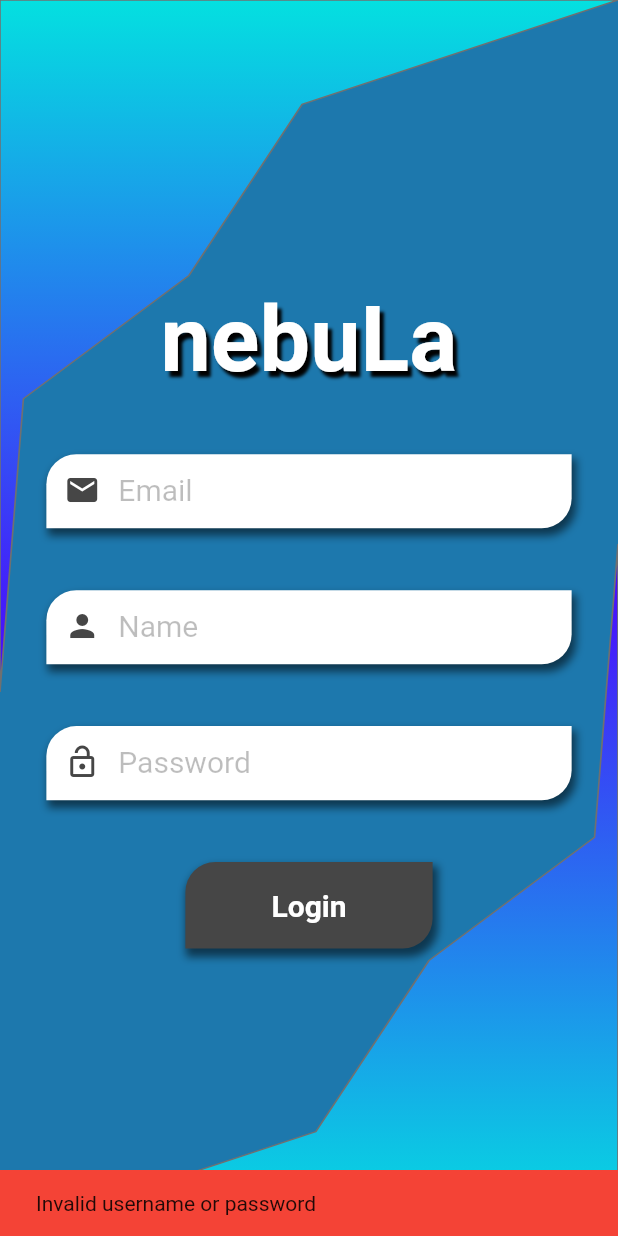
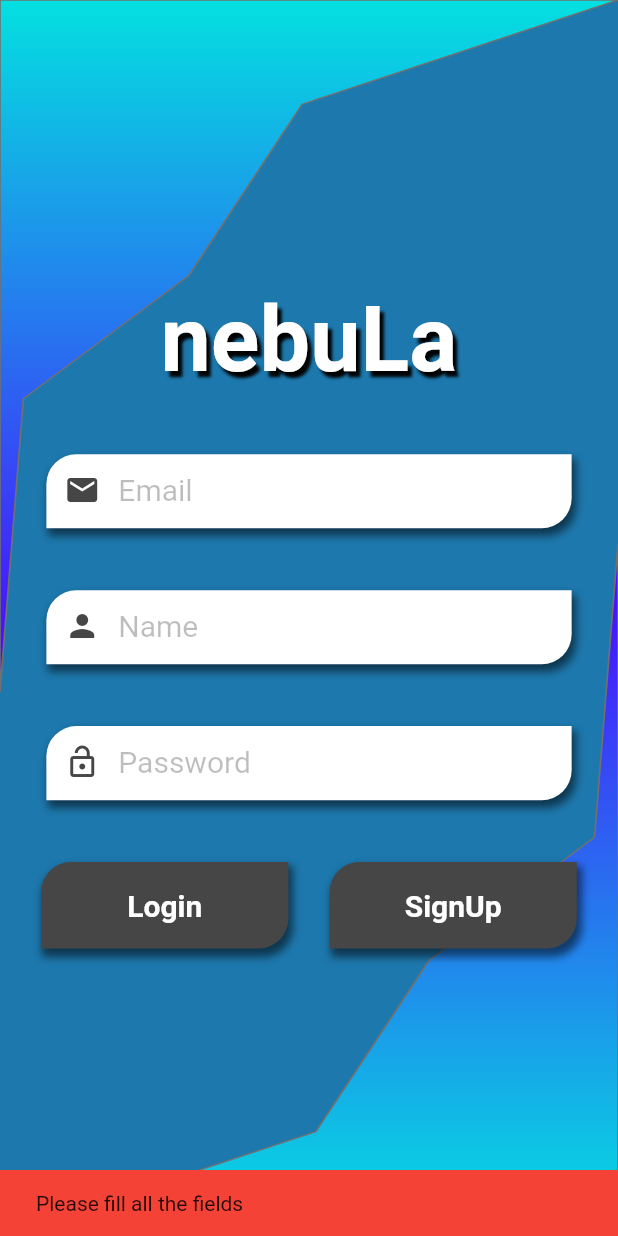
Before and after one commit to sudhar-01/nebula_chat_app, a Flutter app: the screen it shows after launch, after a tap on "Login", on a phone screen of 412 x 824 dp. Run offline on Flutter 3.47's test engine with Material 2 defaults, Android fonts, the phone set to English and light mode, and no system bars; our stand-ins replace cloud_firestore, firebase_auth, firebase_core, firebase_messaging, flutter_svg, font_awesome_flutter and 1 more; missing offline and left inert: dynamic_themes; accounts and stored records are empty.

Commit message:
version 5

```diff
--- a/lib/Pages/LoginPage.dart
+++ b/lib/Pages/LoginPage.dart
@@ -14,14 +14,13 @@ class Login extends StatefulWidget {
 class _LoginState extends State<Login> {
   final loginKey = GlobalKey<ScaffoldState>();
   int iter;
-  final SnackBar snackBar = SnackBar(content: Text("Invalid username or password"),duration: Duration(seconds: 2),backgroundColor: Colors.red,);
-  TextEditingController _usernameController;
+  TextEditingController _emailController;
   TextEditingController _passwordController;
   TextEditingController _nameController;
   @override
   void initState() {
     super.initState();
-    _usernameController = TextEditingController(text: '');
+    _emailController = TextEditingController(text: '');
     _passwordController = TextEditingController(text: '');
     _nameController = TextEditingController(text:  '');
     iter = 0;
@@ -35,7 +34,7 @@ class _LoginState extends State<Login> {
       FirebaseAuth.instance.currentUser.reload();
       if(iter>0 && FirebaseAuth.instance.currentUser != null && FirebaseAuth.instance.currentUser.emailVerified == false ) {
         setState(() {
-          loginKey.currentState.showSnackBar(SnackBar(content: Text(
+         ScaffoldMessenger.of(context).showSnackBar(SnackBar(content: Text(
               "Please verify your email.Please click here to verify"),
               backgroundColor: Colors.red,
               action: SnackBarAction(label: 'verify',
@@ -88,7 +87,7 @@ class _LoginState extends State<Login> {
                       boxShadow: [BoxShadow(color: Colors.black54,spreadRadius: 1.0,blurRadius: 4.0,offset: Offset(2.0,4.0))]
                     ),
                     child: TextField(
-                      controller: _usernameController,
+                      controller: _emailController,
                       style: TextStyle(
                         color: Colors.black,
                       ),
@@ -109,7 +108,7 @@ class _LoginState extends State<Login> {
                       ),
                       onSubmitted: (text) {
                         setState(() {
-                          _usernameController.text = text;
+                          _emailController.text = text;
 
 
                         });
@@ -200,55 +199,37 @@ class _LoginState extends State<Login> {
                     ),
                   ),   ///Password
                   SizedBox(height: MediaQuery.of(context).size.height*0.05,),
+                  Row(
+                    mainAxisAlignment: MainAxisAlignment.spaceEvenly,
+                    children: [
                       InkWell(
                         onTap: () {
-                      setState(() {
-                        if (_usernameController.text.isNotEmpty &&
-                            _passwordController.text.isNotEmpty) {
-                          username = _usernameController.text;
+                            if (_emailController.text.isNotEmpty &&
+                                _passwordController.text.isNotEmpty &&
+                                _nameController.text.isNotEmpty) {
+                                name = _nameController.text;
+                                username = _emailController.text;
                                 password = _passwordController.text;
-                          if(_nameController.text.isNotEmpty){
-                            name = _nameController.text;
-                          }
+
+                                auth.currentUser.reauthenticateWithCredential(
+                                    EmailAuthProvider.credential(
+                                        email: _emailController.text,
+                                      password: _passwordController.text
+                                      )).then((value) {
+                                      Navigator.pushNamed(context, "ChatPage");
+                                    }).catchError((onErr) {
+                                      ScaffoldMessenger.of(context).showSnackBar(SnackBar(content: Text(onErr) ,duration: Duration(seconds: 2),
+                                        backgroundColor: Colors.red,));
+                                });
 
                             }
                           else
-                          ScaffoldMessenger.of(context).showSnackBar(snackBar);
-                      });
-                      if(auth.currentUser == null){
-                          auth.signInWithEmailAndPassword(email: username, password: password).then((value) => Navigator.push(context, MaterialPageRoute(builder: (context) => Chats()))).catchError((onError){
-                            auth.createUserWithEmailAndPassword(email: username, password: password).then((value) => auth.currentUser.sendEmailVerification()).
-                            catchError((onError){
-                            auth.currentUser.reauthenticateWithCredential(
-                                EmailAuthProvider.credential(
-                                  email: username,
-                                  password: password,
-                                ),
-                              ).then((value) => Navigator.push(context, MaterialPageRoute(builder: (context) => Chats()))).catchError((onError) {
                             ScaffoldMessenger.of(context).showSnackBar(
-                                  SnackBar(content: Text(onError.toString()),
+                                SnackBar(content: Text(
+                                    "Please fill all the fields"),
                                   duration: Duration(seconds: 2),
                                   backgroundColor: Colors.red,));
-                            });
-                            }).then((value) => auth.currentUser.sendEmailVerification());
-                          });
-                      }
 
-
-
-                      else if(auth.currentUser.emailVerified == true){
-                        Navigator.push(context, MaterialPageRoute(builder: (context) => Chats()));
-                      }
-
-
-
-                      else{
-                        auth.currentUser.updateProfile(displayName: name).then((value) => database.collection("Users").doc().update( {
-                          "Id":auth.currentUser.uid,
-                          "Name": name,
-                        }));
-                        Navigator.push(context, MaterialPageRoute(builder: (context) => Chats()));
-                      }
                         },
                         child: Container(
                           height: MediaQuery.of(context).size.height*0.07,
@@ -269,6 +250,99 @@ class _LoginState extends State<Login> {
                           ),
 
                         ),
+                      ),  ///Login
+                      InkWell(
+                        onTap: () {
+                          if(auth.currentUser == null) {
+                            if (_emailController.text.isNotEmpty &&
+                                _passwordController.text.isNotEmpty &&
+                                _nameController.text.isNotEmpty) {
+                              username = _emailController.text;
+                              password = _passwordController.text;
+                              name = _nameController.text;
+                              auth.createUserWithEmailAndPassword(
+                                  email: _emailController.text,
+                                  password: _passwordController.text).then((
+                                  value) {
+                                auth.currentUser.sendEmailVerification()
+                                    .then((value) {
+                                  ScaffoldMessenger.of(context).showSnackBar(
+                                      SnackBar(content: Text(
+                                          "Please check your email and verify"),
+                                        duration: Duration(seconds: 2),
+                                        backgroundColor: Colors.green,));
+                                }).catchError((onError1) {
+                                  ScaffoldMessenger.of(context).showSnackBar(
+                                      SnackBar(content: Text(onError1),
+                                        duration: Duration(seconds: 2),
+                                        backgroundColor: Colors.red,));
+                                });
+                              }).catchError((onError2) {
+                                ScaffoldMessenger.of(context).showSnackBar(
+                                    SnackBar(content: Text(onError2),
+                                      duration: Duration(seconds: 2),
+                                      backgroundColor: Colors.red,));
+                              });
+                            }
+                            else
+                              ScaffoldMessenger.of(context).showSnackBar(
+                                  SnackBar(content: Text(
+                                      "Please fill all the fields"),
+                                    duration: Duration(seconds: 2),
+                                    backgroundColor: Colors.red,));
+                          }
+                          if(auth.currentUser.emailVerified == true) {
+                            Navigator.pushNamed(context, "ChatPage");
+                          }
+
+                            //
+                            //     auth.createUserWithEmailAndPassword(email: username, password: password).then((value) => auth.currentUser.sendEmailVerification());
+                            //         ScaffoldMessenger.of(context).showSnackBar(
+                            //             SnackBar(content: Text(onError.toString()),
+                            //               duration: Duration(seconds: 2),
+                            //               backgroundColor: Colors.red,));
+                            //     }).then((value) => auth.currentUser.sendEmailVerification());
+                            //
+                            // }
+                            //
+                            //
+                            //
+                            // else if(auth.currentUser.emailVerified == true){
+                            //   Navigator.push(context, MaterialPageRoute(builder: (context) => Chats()));
+                            // }
+                            //
+                            //
+                            //
+                            // else{
+                            //   auth.currentUser.updateProfile(displayName: name).then((value) => database.collection("Users").doc().update( {
+                            //     "Id":auth.currentUser.uid,
+                            //     "Name": name,
+                            //   }));
+                            //   Navigator.push(context, MaterialPageRoute(builder: (context) => Chats()));
+                            // }
+
+                          },
+                        child: Container(
+                          height: MediaQuery.of(context).size.height*0.07,
+                          width: MediaQuery.of(context).size.width*0.4,
+                          decoration: BoxDecoration(
+                              color: Theme.of(context).primaryColor,
+                              borderRadius: BorderRadius.only(topLeft:Radius.circular(20.0),bottomRight: Radius.circular(20.0)),
+                              boxShadow: [BoxShadow(color: Colors.black54,spreadRadius: 1.0,blurRadius: 4.0,offset: Offset(2.0,4.0))]
+                          ),
+                          child: Center(
+                            child: Text("SignUp" ,
+                              style: TextStyle(
+                                  color: Colors.white,
+                                  fontSize: GFS(20, context),
+                                  fontWeight: FontWeight.w600
+                              ),
+                            ),
+                          ),
+
+                        ),
+                      ), ///Create
+                    ],
                   )
                 ],
               ),
```
Lines whose indentation alone changed are shown as unchanged.
